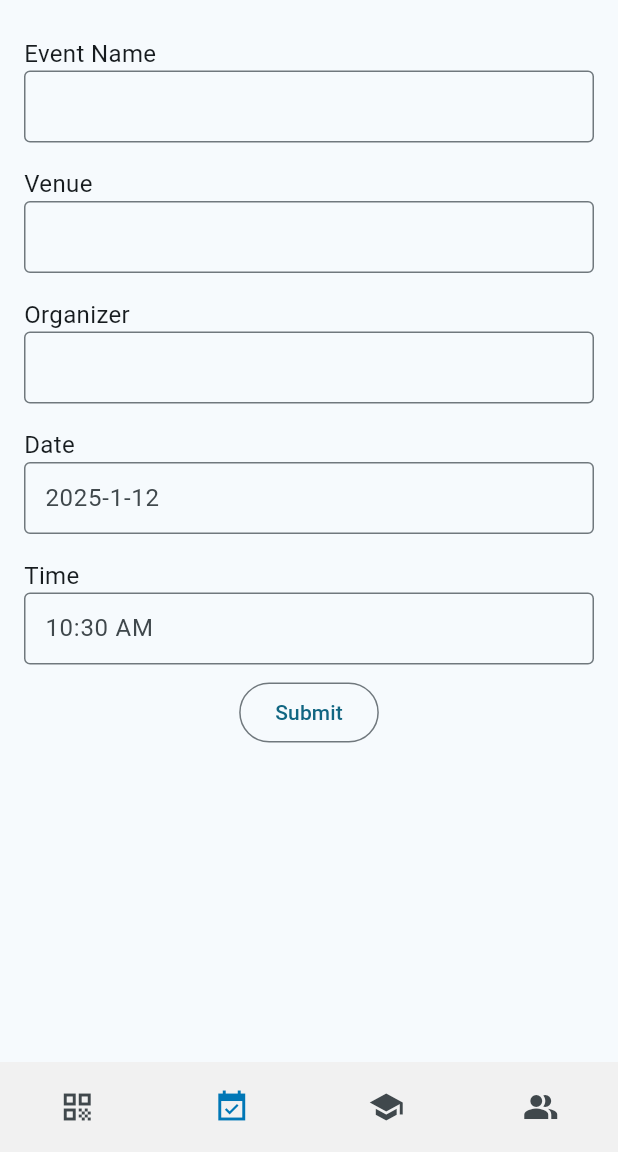
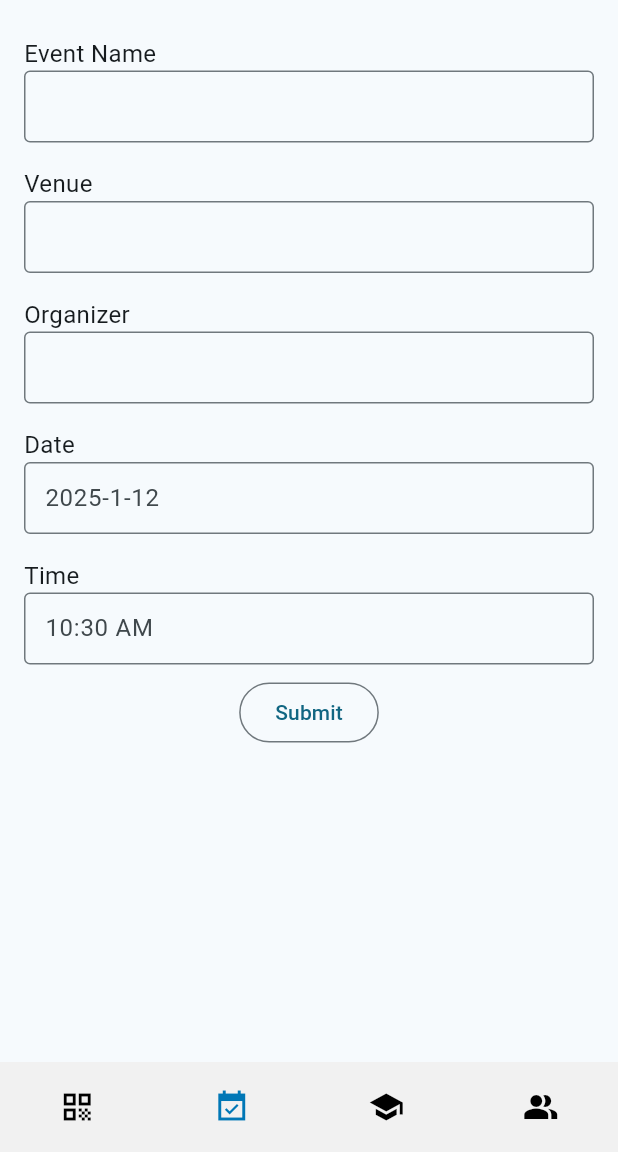
Before and after one commit to baejed/pagtambong_attendance_system, a Flutter app: the screen it shows once a user with an empty profile is signed in, item 2 of the bottom bar chosen, after a tap on the "add" icon, on a phone screen of 412 x 824 dp, the part 84-1236 px from its top. Run offline on Flutter 3.47's test engine with Material 3 defaults, Android fonts, the phone set to English and light mode, and no system bars; our stand-ins replace cloud_firestore, firebase_auth, firebase_core, fluttertoast, google_fonts, google_sign_in and 3 more; missing offline and left inert: date_picker_plus, mobile_scanner; accounts and stored records are empty.

Commit message:
fix: prevent mutiple barcode scans and implement designs

```diff
--- a/lib/generic_component.dart
+++ b/lib/generic_component.dart
@@ -24,7 +24,7 @@ class DefaultAppBar extends StatelessWidget implements PreferredSizeWidget {
   @override
   Widget build(BuildContext context) {
     return AppBar(
-      backgroundColor: CheckgaColors.mainColor,
+      backgroundColor: AppColors.mainColor,
       title: Padding(
         padding: const EdgeInsets.all(8.0),
         child: Row(
@@ -101,25 +101,25 @@ class DefaultBottomNavbar extends StatelessWidget {
       NavigationDestination(
         icon: Icon(
           Icons.qr_code,
-          color: index == 0 ? CheckgaColors.activeNavbarColor : null
+          color: index == 0 ? AppColors.activeNavbarColor : Colors.black
         ), // Scanner
         label: "",
       ),
       NavigationDestination(
         icon: Icon(Icons.event_available_sharp,
-        color: index == 1 ? CheckgaColors.activeNavbarColor : null
+        color: index == 1 ? AppColors.activeNavbarColor : Colors.black
       ), //Events
         label: "",
       ),
       NavigationDestination(
         icon: Icon(Icons.school,
-        color: index == 2 ? CheckgaColors.activeNavbarColor : null
+        color: index == 2 ? AppColors.activeNavbarColor : Colors.black
       ), // Students
         label: "",
       ),
       NavigationDestination(
         icon: Icon(Icons.people_alt,
-        color: index == 3 ? CheckgaColors.activeNavbarColor : null
+        color: index == 3 ? AppColors.activeNavbarColor : Colors.black
       ), // Staffs
         label: "",
       )
@@ -162,7 +162,7 @@ class DefaultBottomNavbar extends StatelessWidget {
               indicatorColor: const Color.fromARGB(0, 0, 0, 0), // no color
               selectedIndex: index,
               destinations: snapshot.data!,
-              backgroundColor: CheckgaColors.navbarColor,
+              backgroundColor: AppColors.navbarColor,
               height: 60,
             );
           }
--- a/lib/main.dart
+++ b/lib/main.dart
@@ -27,9 +27,6 @@ class MyApp extends StatelessWidget {
       theme: ThemeData(
         colorScheme: ColorScheme.fromSeed(seedColor: Colors.blueGrey),
         useMaterial3: true,
-        bottomSheetTheme: const BottomSheetThemeData(
-          dragHandleColor: Color.fromARGB(255, 0, 66, 119)
-        )
       ),
       // This is to check if the user is already logged in, then it will just proceed to scanner, else go to login (user is new)
       home: StreamBuilder(
--- a/lib/resources/CheckgaColors.dart
+++ b/lib/resources/CheckgaColors.dart
@@ -1,11 +1,13 @@
 import 'package:flutter/material.dart';
 
-class CheckgaColors {
+class AppColors {
 
   static const mainColor = Color.fromARGB(255, 38, 133, 191);
-
+  static const accentColor = Color.fromARGB(255, 0, 156, 249);
   static const navbarColor = Color.fromARGB(255, 241, 241, 241);
-
   static const activeNavbarColor = Color.fromARGB(255, 0, 119, 182);
+  static const darkFontColor = Colors.black;
+  static const subtitleFontColor = Color.fromARGB(255, 113, 113, 122);
+  static const acccentFontColor = Color.fromARGB(255, 38, 133, 191);
 
 }
```
Also changed, not shown: lib/events.dart (+23 -4 lines), lib/model/Event.dart (+8 -0 lines), lib/scanner.dart (+76 -16 lines).
